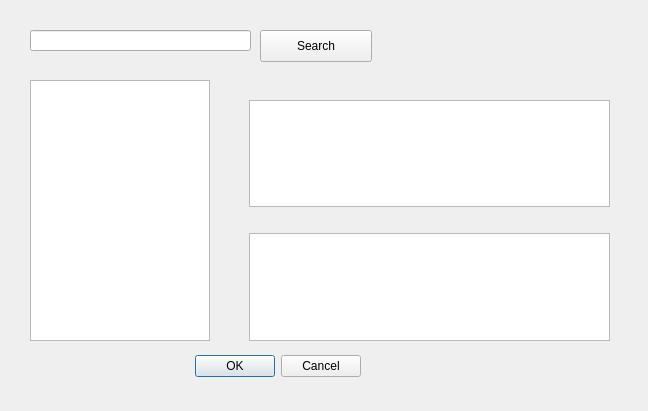
First picture: the form in ptaplugin_dialog_base.ui, repository spatineo/pth-qgis-plugin, before the edit.
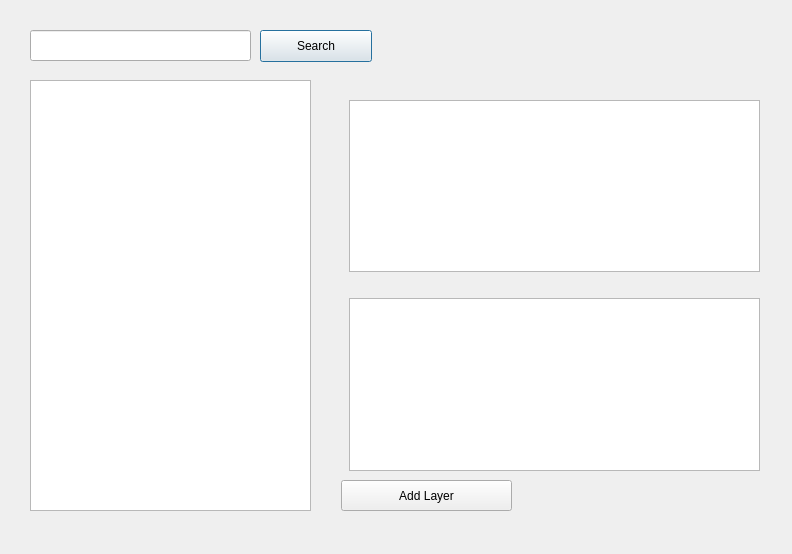
Second picture: the form after the edit.

Commit message: Add a button and make the ui bigger

```diff
--- a/ptaplugin_dialog_base.ui
+++ b/ptaplugin_dialog_base.ui
@@ -6,29 +6,13 @@
    <rect>
     <x>0</x>
     <y>0</y>
-    <width>648</width>
-    <height>411</height>
+    <width>792</width>
+    <height>554</height>
    </rect>
   </property>
   <property name="windowTitle">
    <string>ptaplugin</string>
   </property>
-  <widget class="QDialogButtonBox" name="button_box">
-   <property name="geometry">
-    <rect>
-     <x>20</x>
-     <y>350</y>
-     <width>341</width>
-     <height>32</height>
-    </rect>
-   </property>
-   <property name="orientation">
-    <enum>Qt::Horizontal</enum>
-   </property>
-   <property name="standardButtons">
-    <set>QDialogButtonBox::Cancel|QDialogButtonBox::Ok</set>
-   </property>
-  </widget>
   <widget class="QPushButton" name="searchButton">
    <property name="geometry">
     <rect>
@@ -41,14 +25,17 @@
    <property name="text">
     <string>Search</string>
    </property>
+   <property name="default">
+    <bool>true</bool>
+   </property>
   </widget>
   <widget class="QListWidget" name="searchResult">
    <property name="geometry">
     <rect>
      <x>30</x>
      <y>80</y>
-     <width>180</width>
-     <height>261</height>
+     <width>281</width>
+     <height>431</height>
     </rect>
    </property>
   </widget>
@@ -58,17 +45,17 @@
      <x>30</x>
      <y>30</y>
      <width>221</width>
-     <height>21</height>
+     <height>31</height>
     </rect>
    </property>
   </widget>
   <widget class="QWidget" name="verticalLayoutWidget">
    <property name="geometry">
     <rect>
-     <x>249</x>
+     <x>349</x>
      <y>80</y>
-     <width>361</width>
-     <height>261</height>
+     <width>411</width>
+     <height>391</height>
     </rect>
    </property>
    <layout class="QVBoxLayout" name="verticalLayout">
@@ -100,6 +87,28 @@
     </item>
    </layout>
   </widget>
+  <widget class="QPushButton" name="AddLayerButton">
+   <property name="geometry">
+    <rect>
+     <x>341</x>
+     <y>480</y>
+     <width>171</width>
+     <height>31</height>
+    </rect>
+   </property>
+   <property name="text">
+    <string>Add Layer</string>
+   </property>
+   <property name="autoDefault">
+    <bool>true</bool>
+   </property>
+   <property name="default">
+    <bool>false</bool>
+   </property>
+   <property name="flat">
+    <bool>false</bool>
+   </property>
+  </widget>
  </widget>
  <resources/>
  <connections>
```
Left out of the diff: 37 changed lines with no effect on the pictures.
